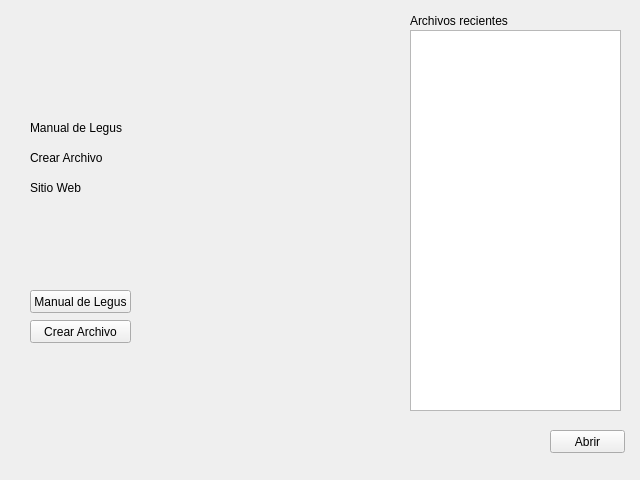
The window that Bienvenida.ui (ProyectoLegus/LegusIDE) describes before a commit, drawn with Qt 5.
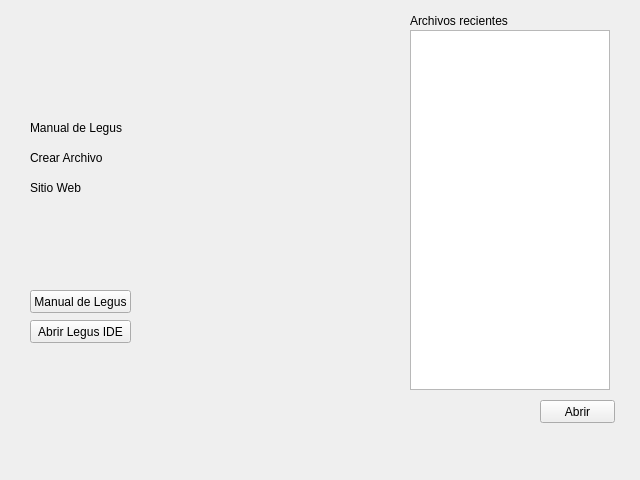
The same window after the commit.

Commit message: Archivos Recientes, Bienvenida

Diff of the .ui file:
```diff
--- a/Bienvenida.ui
+++ b/Bienvenida.ui
@@ -31,16 +31,22 @@
      <rect>
       <x>410</x>
       <y>30</y>
-      <width>211</width>
-      <height>381</height>
+      <width>200</width>
+      <height>360</height>
      </rect>
     </property>
+    <property name="minimumSize">
+     <size>
+      <width>200</width>
+      <height>360</height>
+     </size>
+    </property>
    </widget>
    <widget class="QPushButton" name="pushButton">
     <property name="geometry">
      <rect>
-      <x>550</x>
-      <y>430</y>
+      <x>540</x>
+      <y>400</y>
       <width>75</width>
       <height>23</height>
      </rect>
@@ -111,7 +117,7 @@
      </rect>
     </property>
     <property name="text">
-     <string>Crear Archivo</string>
+     <string>Abrir Legus IDE</string>
     </property>
    </widget>
    <widget class="QPushButton" name="btnManualLegus">
```
Left out of the diff: 4 changed lines with no effect on the pictures. The commit also changes 11 other files.
